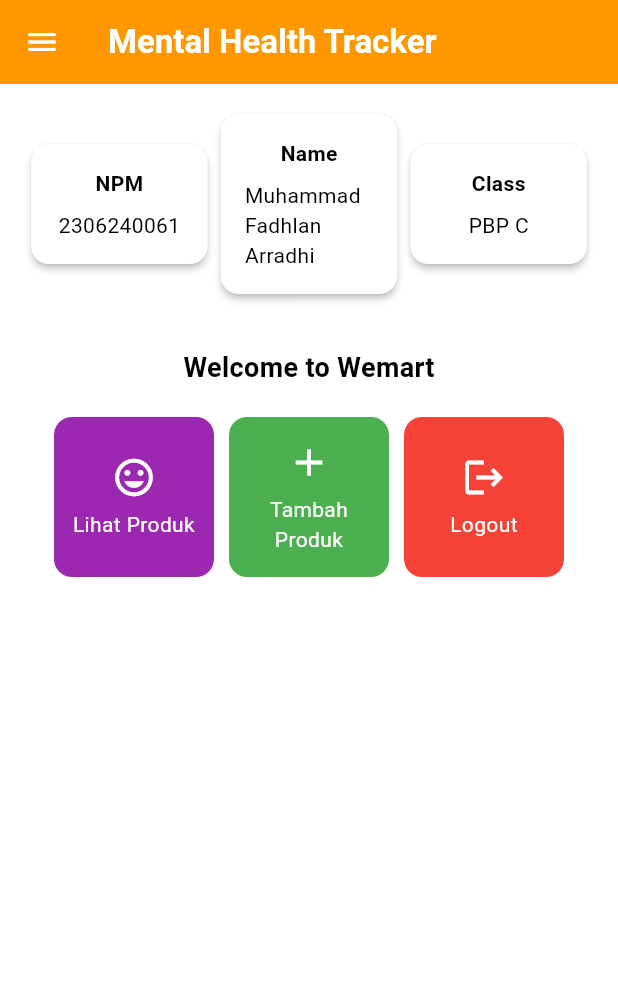
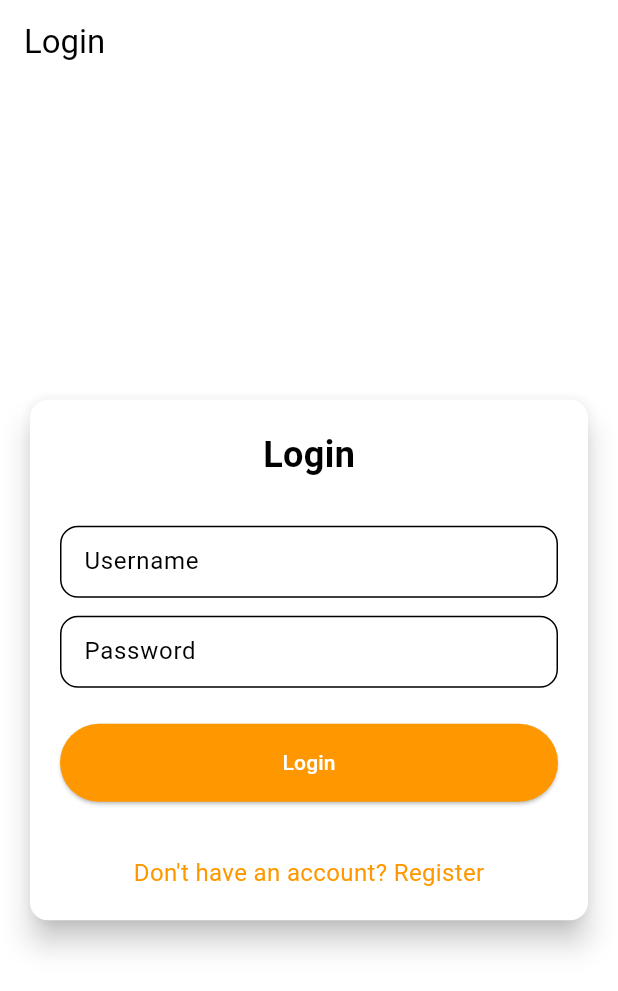
Before and after one commit to Arradhi/WemartMobile, a Flutter app: the screen it shows after launch, on a phone screen of 412 x 824 dp. Shown: the top 991 px of the screen. Run offline on Flutter 3.47's test engine with Material 3 defaults, Android fonts, the light colour scheme and no system bars; missing offline and left inert: pbp_django_auth.

Commit message:
menyelesaikan tugas 9

```diff
--- a/lib/main.dart
+++ b/lib/main.dart
@@ -1,6 +1,8 @@
 import 'package:flutter/material.dart';
+import 'package:wemart/screens/login.dart';
 import 'package:wemart/screens/menu.dart';
-
+import 'package:pbp_django_auth/pbp_django_auth.dart';
+import 'package:provider/provider.dart';
 void main() {
   runApp(const MyApp());
 }
@@ -11,30 +13,20 @@
   // This widget is the root of your application.
   @override
   Widget build(BuildContext context) {
-    return MaterialApp(
-      title: 'Flutter Demo',
-      theme: ThemeData(
-        // This is the theme of your application.
-        //
-        // TRY THIS: Try running your application with "flutter run". You'll see
-        // the application has a purple toolbar. Then, without quitting the app,
-        // try changing the seedColor in the colorScheme below to Colors.green
-        // and then invoke "hot reload" (save your changes or press the "hot
-        // reload" button in a Flutter-supported IDE, or press "r" if you used
-        // the command line to start the app).
-        //
-        // Notice that the counter didn't reset back to zero; the application
-        // state is not lost during the reload. To reset the state, use hot
-        // restart instead.
-        //
-        // This works for code too, not just values: Most code changes can be
-        // tested with just a hot reload.
-      colorScheme: ColorScheme.fromSwatch(
-      primarySwatch: Colors.orange,
- ).copyWith(secondary: Colors.orange[400]),
-        useMaterial3: true,
-      ),
-      home: MyHomePage(),
+    return Provider(
+      create: (_) {
+        CookieRequest request = CookieRequest();
+        return request;
+      },
+      child: MaterialApp(
+          title: 'Mental Health Tracker',
+          theme: ThemeData(
+            useMaterial3: true,
+            colorScheme: ColorScheme.fromSwatch(
+              primarySwatch: Colors.orange,
+            ).copyWith(secondary: Colors.orange[400]),
+          ),
+          home: const LoginPage()),
     );
   }
 }
--- /dev/null
+++ b/lib/screens/login.dart
@@ -0,0 +1,171 @@
+import 'package:wemart/screens/menu.dart';
+import 'package:flutter/material.dart';
+import 'package:pbp_django_auth/pbp_django_auth.dart';
+import 'package:provider/provider.dart';
+import 'package:wemart/screens/register.dart';
+void main() {
+  runApp(const LoginApp());
+}
+class LoginApp extends StatelessWidget {
+  const LoginApp({super.key});
+  @override
+  Widget build(BuildContext context) {
+    return MaterialApp(
+      title: 'Login',
+      theme: ThemeData(
+        useMaterial3: true,
+        colorScheme: ColorScheme.fromSwatch(
+          primarySwatch: Colors.deepPurple,
+        ).copyWith(secondary: Colors.deepPurple[400]),
+      ),
+      home: const LoginPage(),
+    );
+  }
+}
+class LoginPage extends StatefulWidget {
+  const LoginPage({super.key});
+  @override
+  State<LoginPage> createState() => _LoginPageState();
+}
+class _LoginPageState extends State<LoginPage> {
+  final TextEditingController _usernameController = TextEditingController();
+  final TextEditingController _passwordController = TextEditingController();
+  @override
+  Widget build(BuildContext context) {
+    final request = context.watch<CookieRequest>();
+    return Scaffold(
+      appBar: AppBar(
+        title: const Text('Login'),
+      ),
+      body: Center(
+        child: SingleChildScrollView(
+          padding: const EdgeInsets.all(16.0),
+          child: Card(
+            elevation: 8,
+            shape: RoundedRectangleBorder(
+              borderRadius: BorderRadius.circular(12.0),
+            ),
+            child: Padding(
+              padding: const EdgeInsets.all(20.0),
+              child: Column(
+                mainAxisSize: MainAxisSize.min,
+                children: [
+                  const Text(
+                    'Login',
+                    style: TextStyle(
+                      fontSize: 24.0,
+                      fontWeight: FontWeight.bold,
+                    ),
+                  ),
+                  const SizedBox(height: 30.0),
+                  TextField(
+                    controller: _usernameController,
+                    decoration: const InputDecoration(
+                      labelText: 'Username',
+                      hintText: 'Enter your username',
+                      border: OutlineInputBorder(
+                        borderRadius: BorderRadius.all(Radius.circular(12.0)),
+                      ),
+                      contentPadding:
+                          EdgeInsets.symmetric(horizontal: 12.0, vertical: 8.0),
+                    ),
+                  ),
+                  const SizedBox(height: 12.0),
+                  TextField(
+                    controller: _passwordController,
+                    decoration: const InputDecoration(
+                      labelText: 'Password',
+                      hintText: 'Enter your password',
+                      border: OutlineInputBorder(
+                        borderRadius: BorderRadius.all(Radius.circular(12.0)),
+                      ),
+                      contentPadding:
+                          EdgeInsets.symmetric(horizontal: 12.0, vertical: 8.0),
+                    ),
+                    obscureText: true,
+                  ),
+                  const SizedBox(height: 24.0),
+                  ElevatedButton(
+                    onPressed: () async {
+                      String username = _usernameController.text;
+                      String password = _passwordController.text;
+                      // Cek kredensial
+                      // TODO: Ganti URL dan jangan lupa tambahkan trailing slash (/) di akhir URL!
+                      // Untuk menyambungkan Android emulator dengan Django pada localhost,
+                      // gunakan URL http://10.0.2.2/
+                      final response = await request
+                          .login("http://127.0.0.1:8000/auth/login/", {
+                        'username': username,
+                        'password': password,
+                      });
+                      if (request.loggedIn) {
+                        String message = response['message'];
+                        String uname = response['username'];
+                        if (context.mounted) {
+                          Navigator.pushReplacement(
+                            context,
+                            MaterialPageRoute(
+                                builder: (context) => MyHomePage()),
+                          );
+                          ScaffoldMessenger.of(context)
+                            ..hideCurrentSnackBar()
+                            ..showSnackBar(
+                              SnackBar(
+                                  content:
+                                      Text("$message Selamat datang, $uname.")),
+                            );
+                        }
+                      } else {
+                        if (context.mounted) {
+                          showDialog(
+                            context: context,
+                            builder: (context) => AlertDialog(
+                              title: const Text('Login Gagal'),
+                              content: Text(response['message']),
+                              actions: [
+                                TextButton(
+                                  child: const Text('OK'),
+                                  onPressed: () {
+                                    Navigator.pop(context);
+                                  },
+                                ),
+                              ],
+                            ),
+                          );
+                        }
+                      }
+                    },
+                    style: ElevatedButton.styleFrom(
+                      foregroundColor: Colors.white,
+                      minimumSize: Size(double.infinity, 50),
+                      backgroundColor: Theme.of(context).colorScheme.primary,
+                      padding: const EdgeInsets.symmetric(vertical: 16.0),
+                    ),
+                    child: const Text('Login'),
+                  ),
+                  const SizedBox(height: 36.0),
+                  GestureDetector(
+                    onTap: () {
+                      Navigator.push(
+                        context,
+                        MaterialPageRoute(
+                            builder: (context) => const RegisterPage()),
+                      );
+                    },
+                    child: Text(
+                      'Don\'t have an account? Register',
+                      style: TextStyle(
+                        color: Theme.of(context).colorScheme.primary,
+                        fontSize: 16.0,
+                      ),
+                    ),
+                  ),
+                ],
+              ),
+            ),
+          ),
+        ),
+      ),
+    );
+  }
+}
--- a/lib/screens/menu.dart
+++ b/lib/screens/menu.dart
@@ -25,7 +25,7 @@
 
         // Judul aplikasi "Mental Health Tracker" dengan teks putih dan tebal.
         title: const Text(
-          'Mental Health Tracker',
+          'Wemart',
           style: TextStyle(
             color: Colors.white,
             fontWeight: FontWeight.bold,
--- a/lib/widgets/left_drawer.dart
+++ b/lib/widgets/left_drawer.dart
@@ -1,6 +1,7 @@
 import 'package:flutter/material.dart';
 import 'package:wemart/screens/menu.dart';
 import 'package:wemart/screens/productentry_form.dart';
+import 'package:wemart/screens/list_productentry.dart';
 
 class LeftDrawer extends StatelessWidget {
   const LeftDrawer({super.key});
@@ -17,7 +18,7 @@
     child: const Column(
       children: [
         Text(
-          'Mental Health Tracker',
+          'Wemart',
           textAlign: TextAlign.center,
           style: TextStyle(
             fontSize: 24,
@@ -51,13 +52,13 @@
     },
   ),
   ListTile(
-    leading: const Icon(Icons.mood),
-    title: const Text('Tambah Produk'),
-    // Bagian redirection ke ProductEntryFormPage
+            leading: const Icon(Icons.add_reaction_rounded),
+            title: const Text('Tambahkan Produk'),
             onTap: () {
+              // Route menu ke halaman mood
               Navigator.push(
                 context,
-        MaterialPageRoute(builder: (context) => ProductEntryFormPage()),
+                MaterialPageRoute(builder: (context) => const ProductEntryPage()),
               );
             },
           ),
--- a/pubspec.yaml
+++ b/pubspec.yaml
@@ -35,6 +35,8 @@
   # The following adds the Cupertino Icons font to your application.
   # Use with the CupertinoIcons class for iOS style icons.
   cupertino_icons: ^1.0.8
+  provider: ^6.1.2
+  pbp_django_auth: ^0.4.0
 
 dev_dependencies:
   flutter_test:
```
Also changed, not shown: lib/models/product_entry.dart (added, +61 -0 lines), lib/screens/list_productentry.dart (added, +83 -0 lines), lib/screens/productentry_form.dart (+35 -28 lines), lib/screens/register.dart (added, +166 -0 lines), lib/widgets/product_card.dart (+39 -2 lines), pubspec.lock, 2 other files. Lines whose indentation alone changed are shown as unchanged.
